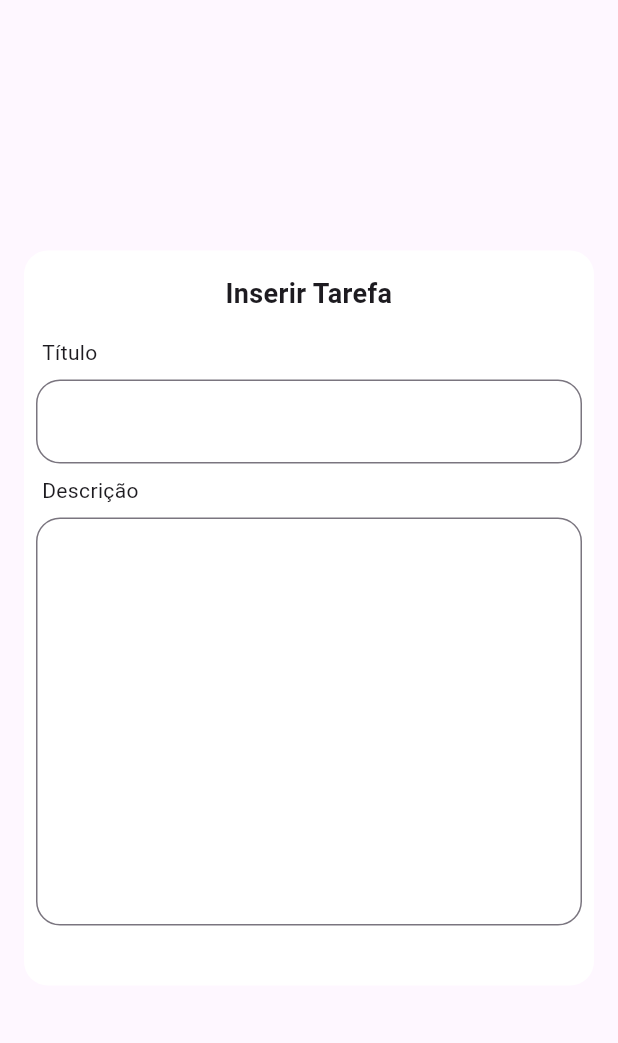
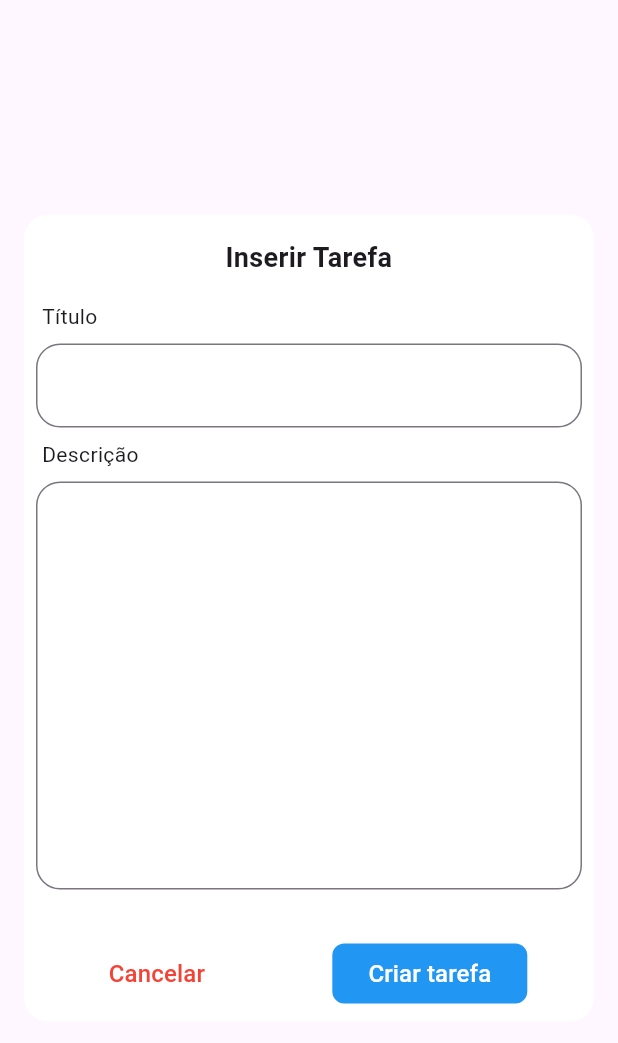
Before and after one commit to DBrains/curso-flutter-emeron, a Flutter app: the InputTaskDialogWidget widget shown alone on an empty page, opened directly with empty values, on a phone screen of 412 x 824 dp. Shown: the top 1043 px of the screen. Run offline on Flutter 3.47's test engine with Material 3 defaults, Android fonts, the phone set to English and light mode, and no system bars.

Commit message:
Atualizações

```diff
--- a/lib/src/widgets/input_task_dialog.widget.dart
+++ b/lib/src/widgets/input_task_dialog.widget.dart
@@ -7,8 +7,10 @@ class InputTaskDialogWidget extends StatelessWidget {
     super.key,
     required this.titleController,
     required this.descriptionController,
+    required this.function,
   });
 
+  final VoidCallback function;
   final TextEditingController titleController;
   final TextEditingController descriptionController;
 
@@ -42,6 +44,42 @@ class InputTaskDialogWidget extends StatelessWidget {
               ),
               const SizedBox(
                 height: 32,
+              ),
+              Row(
+                mainAxisAlignment: MainAxisAlignment.spaceAround,
+                children: [
+                  TextButton(
+                    onPressed: () => Navigator.pop(context),
+                    child: const Text(
+                      'Cancelar',
+                      style: TextStyle(
+                        color: Colors.red,
+                        fontSize: 16,
+                        fontWeight: FontWeight.w500,
+                      ),
+                    ),
+                  ),
+                  OutlinedButton(
+                    onPressed: function,
+                    style: ButtonStyle(
+                      backgroundColor: const WidgetStatePropertyAll(Colors.blue),
+                      shape: WidgetStatePropertyAll(
+                        RoundedRectangleBorder(
+                          borderRadius: BorderRadius.circular(8),
+                        ),
+                      ),
+                      side: const WidgetStatePropertyAll(BorderSide.none),
+                    ),
+                    child: const Text(
+                      'Criar tarefa',
+                      style: TextStyle(
+                        color: Colors.white,
+                        fontSize: 16,
+                        fontWeight: FontWeight.w500,
+                      ),
+                    ),
+                  ),
+                ],
               )
             ],
           ),
--- a/lib/src/widgets/text_input.widget.dart
+++ b/lib/src/widgets/text_input.widget.dart
@@ -27,6 +27,7 @@ class TextInputWidget extends StatelessWidget {
         TextField(
           maxLines: maxLines,
           controller: controller,
+          onChanged: (value) => controller.text = value,
           decoration: InputDecoration(
             border: OutlineInputBorder(
               borderRadius: BorderRadius.circular(16),
```
Also changed, not shown: lib/src/views/home.view.dart (+95 -21 lines).
